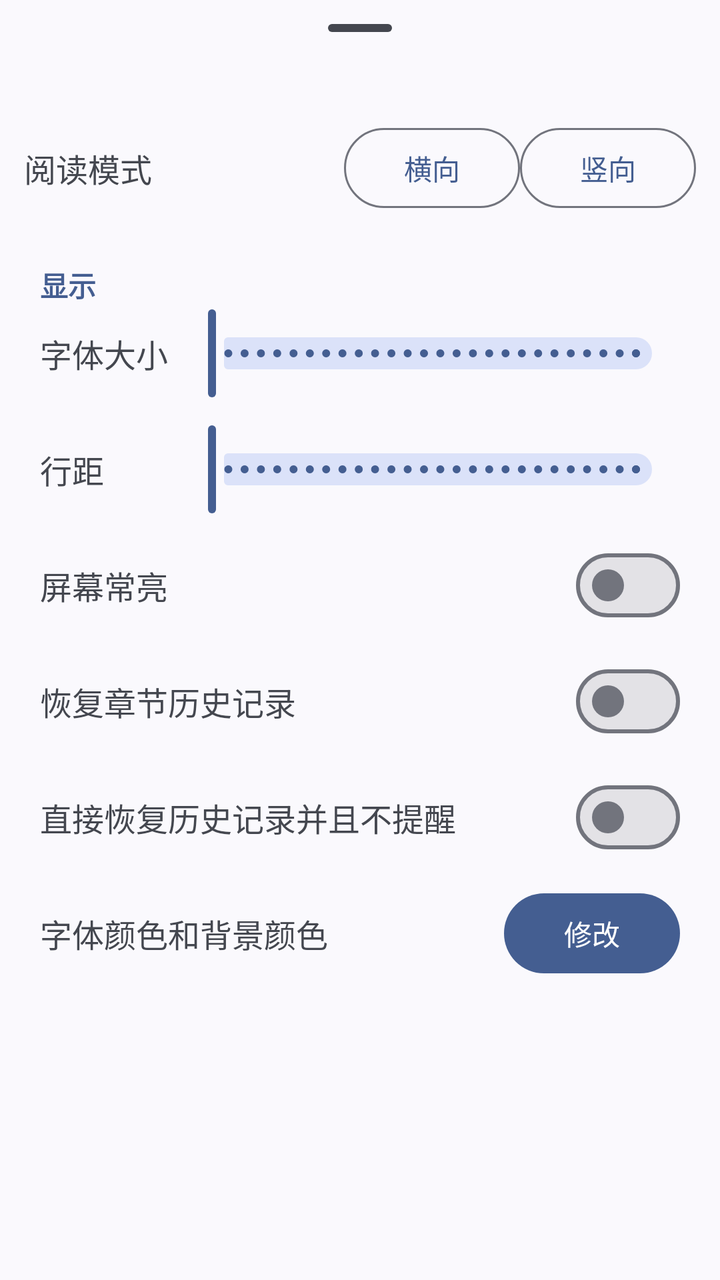
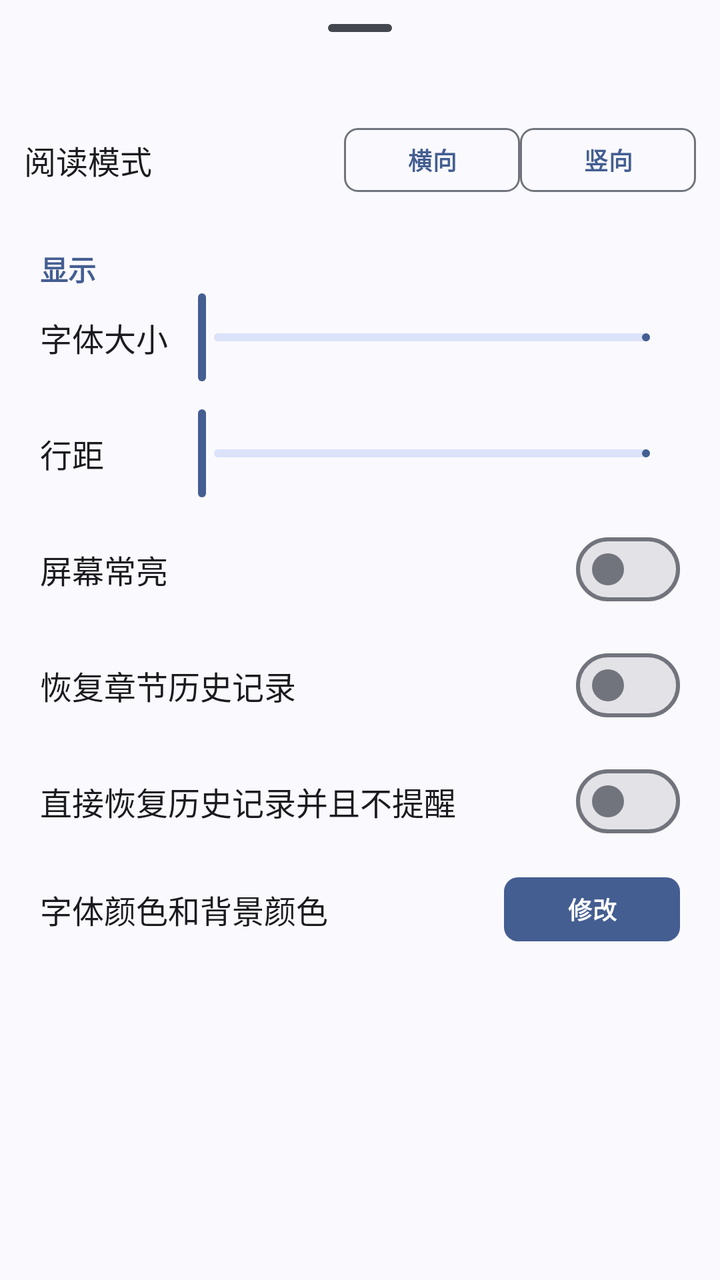

Compare the two renders of this Android layout. The source of the first and the diff that turns it into the second are given below.
<!-- AndroidManifest.xml: application theme Theme.HikariNovel -->
<!-- res/layout/view_vertical_read_config.xml -->
<?xml version="1.0" encoding="utf-8"?>
<LinearLayout xmlns:android="http://schemas.android.com/apk/res/android"
    android:layout_width="match_parent"
    android:layout_height="wrap_content"
    android:orientation="vertical"
    android:layout_gravity="bottom">

    <com.google.android.material.bottomsheet.BottomSheetDragHandleView
        android:layout_width="match_parent"
        android:layout_height="wrap_content"/>

    <LinearLayout android:layout_width="match_parent" android:layout_height="wrap_content" android:gravity="center" android:padding="12dp" android:orientation="horizontal">
        <TextView android:layout_width="0dp" android:layout_height="wrap_content" android:layout_weight="1" android:text="@string/read_mode" android:textSize="16sp" />
        <com.google.android.material.button.MaterialButton android:id="@+id/b_v_read_config_horizontal" style="@style/Widget.Material3.Button.OutlinedButton" android:layout_width="wrap_content" android:layout_height="wrap_content" android:text="@string/horizontal" />
        <com.google.android.material.button.MaterialButton android:id="@+id/b_v_read_config_vertical" style="@style/Widget.Material3.Button.OutlinedButton" android:layout_width="wrap_content" android:layout_height="wrap_content" android:text="@string/vertical" />
    </LinearLayout>

    <TextView android:layout_width="match_parent" android:layout_height="wrap_content" android:paddingLeft="20dp" android:paddingTop="12dp" android:text="@string/display_settings" android:textColor="?colorPrimary" android:textStyle="bold" />

    <LinearLayout
        android:layout_width="match_parent"
        android:layout_height="wrap_content"
        android:gravity="center"
        android:orientation="horizontal"
        android:layout_marginLeft="20dp"
        android:layout_marginRight="20dp">

        <TextView
            android:layout_width="0dp"
            android:layout_height="wrap_content"
            android:layout_weight="1"
            android:text="@string/font_size"
            android:textSize="16sp" />

        <com.google.android.material.slider.Slider
            android:id="@+id/s_v_v_read_config_font_size"
            android:layout_width="0dp"
            android:layout_height="wrap_content"
            android:layout_weight="4"
            android:stepSize="1"
            android:valueFrom="1"
            android:valueTo="50" />
    </LinearLayout>

    <LinearLayout
        android:layout_width="match_parent"
        android:layout_height="wrap_content"
        android:gravity="center"
        android:orientation="horizontal"
        android:layout_marginLeft="20dp"
        android:layout_marginRight="20dp"
        android:layout_marginTop="10dp">

        <TextView
            android:layout_width="0dp"
            android:layout_height="wrap_content"
            android:layout_weight="1"
            android:text="@string/line_spacing"
            android:textSize="16sp" />

        <com.google.android.material.slider.Slider
            android:id="@+id/s_v_v_read_config_line_spacing"
            android:layout_width="0dp"
            android:layout_height="wrap_content"
            android:layout_weight="4"
            android:stepSize="1"
            android:valueFrom="1"
            android:valueTo="50" />
    </LinearLayout>

    <LinearLayout
        android:layout_width="match_parent"
        android:layout_height="wrap_content"
        android:layout_marginLeft="20dp"
        android:layout_marginRight="20dp"
        android:layout_marginTop="10dp"
        android:gravity="center"
        android:orientation="horizontal">

        <TextView
            android:layout_width="0dp"
            android:layout_height="wrap_content"
            android:layout_weight="1"
            android:text="@string/keep_screen_on"
            android:textSize="16sp" />

        <com.google.android.material.materialswitch.MaterialSwitch
            android:id="@+id/s_v_v_read_config_keep_screen_on"
            android:layout_width="wrap_content"
        android:layout_height="wrap_content" />

    </LinearLayout>

    <LinearLayout
        android:layout_width="match_parent"
        android:layout_height="wrap_content"
        android:layout_marginLeft="20dp"
        android:layout_marginRight="20dp"
        android:layout_marginTop="10dp"
        android:gravity="center"
        android:orientation="horizontal">

        <TextView
            android:layout_width="0dp"
            android:layout_height="wrap_content"
            android:layout_weight="1"
            android:text="@string/restore_chapter_read_history_with_confirm"
            android:textSize="16sp" />

        <com.google.android.material.materialswitch.MaterialSwitch
            android:id="@+id/s_v_v_read_config_restore_chapter_read_history"
            android:layout_width="wrap_content"
            android:layout_height="wrap_content" />

    </LinearLayout>

    <LinearLayout
        android:layout_width="match_parent"
        android:layout_height="wrap_content"
        android:layout_marginLeft="20dp"
        android:layout_marginTop="10dp"
        android:layout_marginRight="20dp"
        android:gravity="center"
        android:orientation="horizontal">

        <TextView
            android:layout_width="0dp"
            android:layout_height="wrap_content"
            android:layout_weight="1"
            android:text="@string/restore_chapter_read_history_without_confirm"
            android:textSize="16sp" />

        <com.google.android.material.materialswitch.MaterialSwitch
            android:id="@+id/s_v_v_read_config_restore_chapter_read_history_without_confirm"
            android:layout_width="wrap_content"
            android:layout_height="wrap_content" />

    </LinearLayout>

    <LinearLayout
        android:layout_width="match_parent"
        android:layout_height="wrap_content"
        android:gravity="center"
        android:orientation="horizontal"
        android:layout_marginLeft="20dp"
        android:layout_marginRight="20dp"
        android:layout_marginTop="10dp">

        <TextView
            android:layout_width="0dp"
            android:layout_height="wrap_content"
            android:layout_weight="1"
            android:text="@string/font_color_bg_color"
            android:textSize="16sp" />

        <com.google.android.material.button.MaterialButton
            android:id="@+id/b_v_v_read_config_change_color"
            android:layout_width="wrap_content"
            android:layout_height="wrap_content"
            android:text="@string/modify"/>

    </LinearLayout>

</LinearLayout>
<!-- resources referenced by this layout -->
<resources>
  <style name="Base.Theme.HikariNovel" parent="Theme.Material3.DynamicColors.DayNight.NoActionBar">
          
  
      </style>
  <!-- unchanged entries left out for length: 12 -->
</resources>

<!-- the commit's change to res/layout/view_vertical_read_config.xml (unified diff, before → after) -->
@@ -10,9 +10,9 @@
         android:layout_height="wrap_content"/>
 
     <LinearLayout android:layout_width="match_parent" android:layout_height="wrap_content" android:gravity="center" android:padding="12dp" android:orientation="horizontal">
-        <TextView android:layout_width="0dp" android:layout_height="wrap_content" android:layout_weight="1" android:text="@string/read_mode" android:textSize="16sp" />
-        <com.google.android.material.button.MaterialButton android:id="@+id/b_v_read_config_horizontal" style="@style/Widget.Material3.Button.OutlinedButton" android:layout_width="wrap_content" android:layout_height="wrap_content" android:text="@string/horizontal" />
-        <com.google.android.material.button.MaterialButton android:id="@+id/b_v_read_config_vertical" style="@style/Widget.Material3.Button.OutlinedButton" android:layout_width="wrap_content" android:layout_height="wrap_content" android:text="@string/vertical" />
+        <TextView android:layout_width="0dp" android:layout_height="wrap_content" android:layout_weight="1" android:text="@string/read_mode" style="@style/TextAppearance.GalIsland.ConfigLabel" />
+        <com.google.android.material.button.MaterialButton android:id="@+id/b_v_read_config_horizontal" style="@style/Widget.GalIsland.Button.Outlined" android:layout_width="wrap_content" android:layout_height="wrap_content" android:text="@string/horizontal" />
+        <com.google.android.material.button.MaterialButton android:id="@+id/b_v_read_config_vertical" style="@style/Widget.GalIsland.Button.Outlined" android:layout_width="wrap_content" android:layout_height="wrap_content" android:text="@string/vertical" />
     </LinearLayout>
 
     <TextView android:layout_width="match_parent" android:layout_height="wrap_content" android:paddingLeft="20dp" android:paddingTop="12dp" android:text="@string/display_settings" android:textColor="?colorPrimary" android:textStyle="bold" />
@@ -30,7 +30,7 @@
             android:layout_height="wrap_content"
             android:layout_weight="1"
             android:text="@string/font_size"
-            android:textSize="16sp" />
+            style="@style/TextAppearance.GalIsland.ConfigLabel" />
 
         <com.google.android.material.slider.Slider
             android:id="@+id/s_v_v_read_config_font_size"
@@ -56,7 +56,7 @@
             android:layout_height="wrap_content"
             android:layout_weight="1"
             android:text="@string/line_spacing"
-            android:textSize="16sp" />
+            style="@style/TextAppearance.GalIsland.ConfigLabel" />
 
         <com.google.android.material.slider.Slider
             android:id="@+id/s_v_v_read_config_line_spacing"
@@ -82,7 +82,7 @@
             android:layout_height="wrap_content"
             android:layout_weight="1"
             android:text="@string/keep_screen_on"
-            android:textSize="16sp" />
+            style="@style/TextAppearance.GalIsland.ConfigLabel" />
 
         <com.google.android.material.materialswitch.MaterialSwitch
             android:id="@+id/s_v_v_read_config_keep_screen_on"
@@ -105,7 +105,7 @@
             android:layout_height="wrap_content"
             android:layout_weight="1"
             android:text="@string/restore_chapter_read_history_with_confirm"
-            android:textSize="16sp" />
+            style="@style/TextAppearance.GalIsland.ConfigLabel" />
 
         <com.google.android.material.materialswitch.MaterialSwitch
             android:id="@+id/s_v_v_read_config_restore_chapter_read_history"
@@ -128,7 +128,7 @@
             android:layout_height="wrap_content"
             android:layout_weight="1"
             android:text="@string/restore_chapter_read_history_without_confirm"
-            android:textSize="16sp" />
+            style="@style/TextAppearance.GalIsland.ConfigLabel" />
 
         <com.google.android.material.materialswitch.MaterialSwitch
             android:id="@+id/s_v_v_read_config_restore_chapter_read_history_without_confirm"
@@ -151,7 +151,7 @@
             android:layout_height="wrap_content"
             android:layout_weight="1"
             android:text="@string/font_color_bg_color"
-            android:textSize="16sp" />
+            style="@style/TextAppearance.GalIsland.ConfigLabel" />
 
         <com.google.android.material.button.MaterialButton
             android:id="@+id/b_v_v_read_config_change_color"
<!-- resource entries referenced after the edit -->
@@ -1,9 +1,143 @@
 <!-- resources referenced by this layout -->
 <resources>
+  <style name="TextAppearance.GalIsland.ConfigLabel" parent="TextAppearance.Material3.BodyMedium">
+          <item name="android:textSize">@dimen/gi_text_config</item>
+          <item name="android:textColor">?attr/colorOnSurface</item>
+          <item name="android:letterSpacing">0</item>
+      </style>
+  <style name="Widget.GalIsland.Button.Outlined" parent="Widget.Material3.Button.OutlinedButton">
+          <item name="shapeAppearance">@style/ShapeAppearance.GalIsland.Small</item>
+          <item name="android:textAppearance">@style/TextAppearance.GalIsland.Button</item>
+          <item name="android:minHeight">@dimen/gi_control_height</item>
+      </style>
+  <dimen name="gi_text_config">16sp</dimen>
+  <style name="ShapeAppearance.GalIsland.Small" parent="">
+          <item name="cornerFamily">rounded</item>
+          <item name="cornerSize">7dp</item>
+      </style>
+  <style name="TextAppearance.GalIsland.Button" parent="TextAppearance.Material3.LabelLarge">
+          <item name="android:textSize">12sp</item>
+          <item name="android:textStyle">bold</item>
+          <item name="android:letterSpacing">0.01</item>
+      </style>
+  <dimen name="gi_control_height">40dp</dimen>
   <style name="Base.Theme.HikariNovel" parent="Theme.Material3.DynamicColors.DayNight.NoActionBar">
           
   
+          
+          <item name="shapeAppearanceSmallComponent">@style/ShapeAppearance.GalIsland.Small</item>
+          <item name="shapeAppearanceMediumComponent">@style/ShapeAppearance.GalIsland.Medium</item>
+          <item name="shapeAppearanceLargeComponent">@style/ShapeAppearance.GalIsland.Large</item>
+          <item name="materialCardViewStyle">@style/Widget.GalIsland.CardView</item>
+          <item name="materialButtonStyle">@style/Widget.GalIsland.Button</item>
+          <item name="chipStyle">@style/Widget.GalIsland.Chip</item>
+          <item name="tabStyle">@style/Widget.GalIsland.TabLayout</item>
+          <item name="toolbarStyle">@style/Widget.GalIsland.Toolbar</item>
+          <item name="sliderStyle">@style/Widget.GalIsland.Slider</item>
+          <item name="textInputStyle">@style/Widget.GalIsland.TextInputLayout.OutlinedBox</item>
+          <item name="snackbarStyle">@style/Widget.GalIsland.Snackbar</item>
+          <item name="snackbarTextViewStyle">@style/Widget.GalIsland.Snackbar.TextView</item>
+          <item name="materialAlertDialogTheme">@style/ThemeOverlay.GalIsland.MaterialAlertDialog</item>
       </style>
+  <style name="ShapeAppearance.GalIsland.Medium" parent="">
+          <item name="cornerFamily">rounded</item>
+          <item name="cornerSize">8dp</item>
+      </style>
+  <style name="ShapeAppearance.GalIsland.Large" parent="">
+          <item name="cornerFamily">rounded</item>
+          <item name="cornerSize">10dp</item>
+      </style>
+  <style name="Widget.GalIsland.CardView" parent="Widget.Material3.CardView.Filled">
+          <item name="cardBackgroundColor">?attr/colorSurface</item>
+          <item name="cardBackgroundColor">?attr/colorSurface</item>
+          <item name="cardCornerRadius">8dp</item>
+          <item name="cardElevation">0dp</item>
+          <item name="strokeWidth">1dp</item>
+          <item name="strokeColor">?attr/colorOutlineVariant</item>
+      </style>
+  <style name="Widget.GalIsland.Button" parent="Widget.Material3.Button">
+          <item name="shapeAppearance">@style/ShapeAppearance.GalIsland.Small</item>
+          <item name="android:textAppearance">@style/TextAppearance.GalIsland.Button</item>
+          <item name="android:minHeight">40dp</item>
+      </style>
+  <style name="Widget.GalIsland.Chip" parent="Widget.Material3.Chip.Assist">
+          <item name="shapeAppearance">@style/ShapeAppearance.GalIsland.Tag</item>
+          <item name="chipMinHeight">24dp</item>
+          <item name="chipStrokeWidth">1dp</item>
+          <item name="chipStrokeColor">?attr/colorOutlineVariant</item>
+          <item name="chipBackgroundColor">?attr/colorSurfaceContainerHigh</item>
+          <item name="android:textColor">?attr/colorOnSurfaceVariant</item>
+          <item name="android:textAppearance">@style/TextAppearance.GalIsland.Tag</item>
+          <item name="chipIconVisible">false</item>
+          <item name="ensureMinTouchTargetSize">false</item>
+      </style>
+  <style name="Widget.GalIsland.TabLayout" parent="Widget.Material3.TabLayout">
+          <item name="tabIndicatorColor">?attr/colorPrimary</item>
+          <item name="tabIndicatorHeight">3dp</item>
+          <item name="tabIndicatorFullWidth">false</item>
+          <item name="tabSelectedTextColor">?attr/colorPrimary</item>
+          <item name="tabTextColor">?attr/colorOnSurfaceVariant</item>
+          <item name="tabTextAppearance">@style/TextAppearance.GalIsland.Tab</item>
+          <item name="tabRippleColor">?attr/colorPrimaryContainer</item>
+      </style>
+  <style name="Widget.GalIsland.Toolbar" parent="Widget.Material3.Toolbar">
+          <item name="titleTextAppearance">@style/TextAppearance.GalIsland.Heading</item>
+          <item name="android:background">?attr/colorSurface</item>
+      </style>
+  <style name="Widget.GalIsland.Slider" parent="Widget.Material3.Slider">
+          <item name="trackHeight">4dp</item>
+          <item name="thumbRadius">8dp</item>
+          <item name="tickVisible">false</item>
+          <item name="haloRadius">16dp</item>
+      </style>
+  <style name="Widget.GalIsland.TextInputLayout.OutlinedBox" parent="Widget.Material3.TextInputLayout.OutlinedBox">
+          <item name="boxCornerRadiusTopStart">7dp</item>
+          <item name="boxCornerRadiusTopEnd">7dp</item>
+          <item name="boxCornerRadiusBottomStart">7dp</item>
+          <item name="boxCornerRadiusBottomEnd">7dp</item>
+          <item name="boxStrokeWidth">1dp</item>
+          <item name="boxStrokeWidthFocused">1.5dp</item>
+          <item name="boxStrokeColor">@color/galisland_box_stroke</item>
+          <item name="hintTextColor">?attr/colorPrimary</item>
+      </style>
+  <style name="Widget.GalIsland.Snackbar" parent="Widget.Material3.Snackbar">
+          <item name="backgroundTint">?attr/colorSurfaceContainerHigh</item>
+          <item name="shapeAppearance">@style/ShapeAppearance.GalIsland.Small</item>
+          <item name="android:textColor">?attr/colorOnSurface</item>
+      </style>
+  <style name="Widget.GalIsland.Snackbar.TextView" parent="Widget.Material3.Snackbar.TextView">
+          <item name="android:textColor">?attr/colorOnSurface</item>
+      </style>
+  <style name="ThemeOverlay.GalIsland.MaterialAlertDialog" parent="ThemeOverlay.Material3.MaterialAlertDialog">
+          <item name="shapeAppearanceMediumComponent">@style/ShapeAppearance.GalIsland.Medium</item>
+          <item name="materialAlertDialogTitleTextStyle">@style/TextAppearance.GalIsland.SectionTitle</item>
+      </style>
+  <style name="ShapeAppearance.GalIsland.Tag" parent="">
+          <item name="cornerFamily">rounded</item>
+          <item name="cornerSize">6dp</item>
+      </style>
+  <style name="TextAppearance.GalIsland.Tag" parent="TextAppearance.Material3.LabelSmall">
+          <item name="android:textSize">10sp</item>
+          <item name="android:letterSpacing">0</item>
+      </style>
+  <style name="TextAppearance.GalIsland.Tab" parent="TextAppearance.Material3.TitleSmall">
+          <item name="android:textSize">13sp</item>
+          <item name="android:textStyle">bold</item>
+          <item name="android:letterSpacing">0</item>
+      </style>
+  <style name="TextAppearance.GalIsland.Heading" parent="TextAppearance.Material3.TitleLarge">
+          <item name="android:textSize">@dimen/gi_text_heading</item>
+          <item name="android:textStyle">bold</item>
+          <item name="android:textColor">?attr/colorOnSurface</item>
+          <item name="android:letterSpacing">0</item>
+      </style>
+  <style name="TextAppearance.GalIsland.SectionTitle" parent="TextAppearance.Material3.TitleSmall">
+          <item name="android:textSize">13sp</item>
+          <item name="android:textStyle">bold</item>
+          <item name="android:textColor">?attr/colorOnSurface</item>
+          <item name="android:letterSpacing">0</item>
+      </style>
+  <dimen name="gi_text_heading">22sp</dimen>
   <!-- unchanged entries left out for length: 12 -->
 </resources>
 
